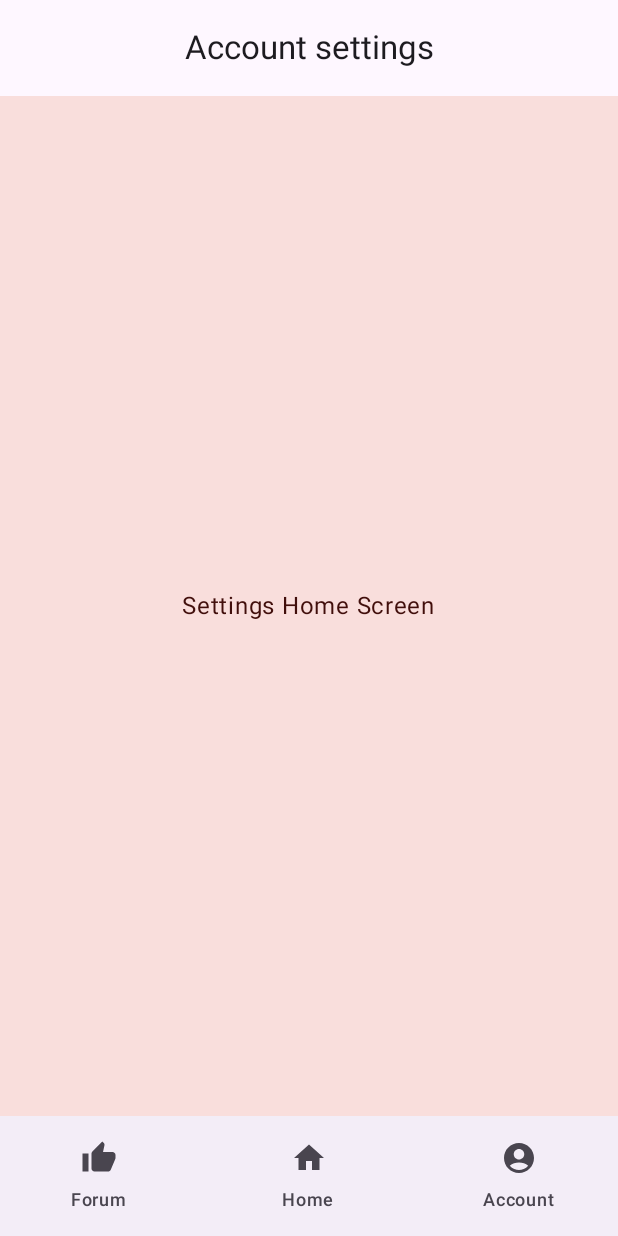
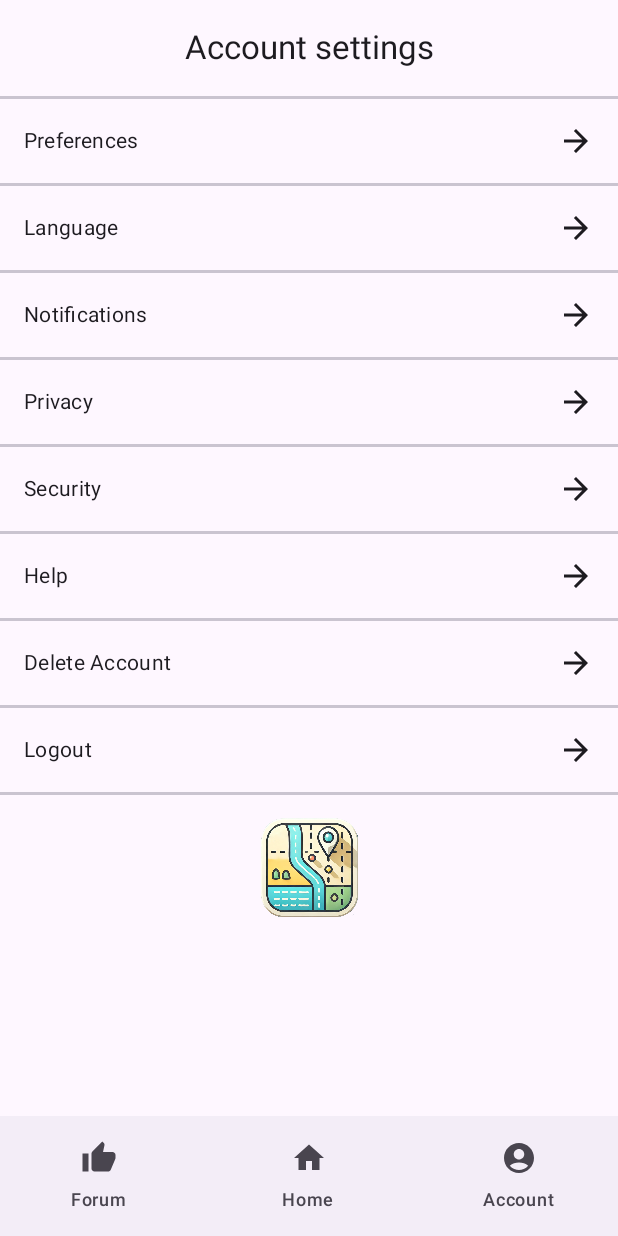
Before and after one commit to poziomk3/WanderWay, an Android app built with Jetpack Compose: the SettingsScreen screen opened through its navigation route, on a phone screen of 412 x 824 dp. Run offline under Robolectric (Android 15) with nearby library versions, the phone set to English and light mode, and no system bars; our stand-ins replace Dagger/Hilt's generated code.

Commit message:
add settings screen

```diff
--- a/app/src/main/java/com/pwr/wanderway/navigation/authorized/AuthorizedGraph.kt
+++ b/app/src/main/java/com/pwr/wanderway/navigation/authorized/AuthorizedGraph.kt
@@ -6,7 +6,7 @@ import androidx.navigation.compose.NavHost
 import com.pwr.wanderway.navigation.Destination
 import com.pwr.wanderway.navigation.extended.composable
 import com.pwr.wanderway.navigation.extended.navigateTo
-import com.pwr.wanderway.presentation.accountSettings.settingsHome.SettingsHomeScreen
+import com.pwr.wanderway.presentation.accountSettings.SettingsScreen
 import com.pwr.wanderway.presentation.forum.forumHome.ForumHome
 import com.pwr.wanderway.presentation.routeCore.buildYourRoute.BuildYourRouteScreen
 import com.pwr.wanderway.presentation.routeCore.home.HomeScreen
@@ -53,7 +53,7 @@ fun AuthorizedNavGraph(navController: NavHostController, moveToUnauthorized: ()
             ForumHome()
         }
         composable(Destination.ACCOUNT_SETTINGS_SCREEN) {
-            SettingsHomeScreen(
+            SettingsScreen(
                 preferencesNav = {
                     navController.navigateTo(Destination.PREFERENCES_SCREEN)
                 }
--- /dev/null
+++ b/app/src/main/java/com/pwr/wanderway/presentation/accountSettings/SettingsScreen.kt
@@ -0,0 +1,56 @@
+package com.pwr.wanderway.presentation.accountSettings
+
+import androidx.compose.foundation.layout.fillMaxSize
+import androidx.compose.foundation.lazy.LazyColumn
+import androidx.compose.foundation.lazy.items
+import androidx.compose.material3.HorizontalDivider
+import androidx.compose.runtime.Composable
+import androidx.compose.ui.Alignment
+import androidx.compose.ui.Modifier
+import androidx.compose.ui.res.stringResource
+import androidx.compose.ui.tooling.preview.Preview
+import androidx.compose.ui.unit.dp
+import com.pwr.wanderway.R
+import com.pwr.wanderway.data.model.RowSelectorConfig
+import com.pwr.wanderway.presentation.commons.MainIcon
+import com.pwr.wanderway.presentation.commons.RowSelector
+
+@Composable
+fun SettingsScreen(preferencesNav: () -> Unit) {
+
+    val options = listOf(
+        RowSelectorConfig(label = stringResource(R.string.settings_preferences), onClick = preferencesNav),
+        RowSelectorConfig(label = stringResource(R.string.settings_language), onClick = {}),
+        RowSelectorConfig(label = stringResource(R.string.settings_notifications), onClick = {}),
+        RowSelectorConfig(label = stringResource(R.string.settings_privacy), onClick = {}),
+        RowSelectorConfig(label = stringResource(R.string.settings_security), onClick = {}),
+        RowSelectorConfig(label = stringResource(R.string.settings_help), onClick = {}),
+        RowSelectorConfig(label = stringResource(R.string.settings_delete_account), onClick = {}),
+        RowSelectorConfig(label = stringResource(R.string.settings_logout), onClick = {})
+    )
+
+
+
+    LazyColumn(
+        modifier = Modifier.fillMaxSize(),
+        horizontalAlignment = Alignment.CenterHorizontally
+    ) {
+        item {
+            HorizontalDivider(thickness = 2.dp)
+        }
+        items(options) { item ->
+            RowSelector(
+                config = item
+            )
+            HorizontalDivider(thickness = 2.dp)
+        }
+
+        item { MainIcon(100) }
+    }
+}
+
+@Composable
+@Preview
+fun SettingsScreenPreview() {
+    SettingsScreen(preferencesNav = {})
+}
--- a/app/src/main/java/com/pwr/wanderway/presentation/accountSettings/settingsHome/SettingsHomeScreen.kt
+++ /dev/null
@@ -1,28 +0,0 @@
-package com.pwr.wanderway.presentation.accountSettings.settingsHome
-
-import androidx.compose.foundation.layout.Arrangement
-import androidx.compose.foundation.layout.Column
-import androidx.compose.foundation.layout.fillMaxSize
-import androidx.compose.material3.MaterialTheme
-import androidx.compose.material3.Surface
-import androidx.compose.material3.Text
-import androidx.compose.runtime.Composable
-import androidx.compose.ui.Alignment
-import androidx.compose.ui.Modifier
-
-@Composable
-fun SettingsHomeScreen(preferencesNav: () -> Unit) {
-    Surface(
-        color = MaterialTheme.colorScheme.errorContainer,
-        modifier = Modifier.fillMaxSize()
-
-    )
-    {
-        Column(
-            modifier = Modifier.fillMaxSize(), verticalArrangement = Arrangement.Center,
-            horizontalAlignment = Alignment.CenterHorizontally
-        ) {
-            Text("Settings Home Screen")
-        }
-    }
-}
--- a/app/src/main/java/com/pwr/wanderway/presentation/commons/MainIcon.kt
+++ b/app/src/main/java/com/pwr/wanderway/presentation/commons/MainIcon.kt
@@ -11,11 +11,11 @@ import com.pwr.wanderway.R
 import com.pwr.wanderway.ui.theme.AppTheme
 
 @Composable
-fun MainIcon() {
+fun MainIcon(size: Int = 50) {
     Image(
         painter = painterResource(id = R.drawable.icon),
         contentDescription = null,
-        modifier = Modifier.size(50.dp)
+        modifier = Modifier.size(size.dp)
     )
 }
 
--- a/app/src/main/java/com/pwr/wanderway/utils/mappers/TopBarTitle.kt
+++ b/app/src/main/java/com/pwr/wanderway/utils/mappers/TopBarTitle.kt
@@ -10,5 +10,6 @@ val topBarDisplayNames = mapOf(
     Destination.ACCOUNT_SETTINGS_SCREEN to R.string.top_bar_account_settings,
     Destination.PREFERENCES_SCREEN to R.string.top_bar_preferences,
     Destination.ROUTE_CHOICE_SCREEN to R.string.top_bar_route_choice,
-    Destination.ROUTE_DISPLAY_SCREEN to R.string.top_bar_route_display
+    Destination.ROUTE_DISPLAY_SCREEN to R.string.top_bar_route_display,
+    Destination.LOCATION_ADDITION_SCREEN to R.string.top_bar_add_location,
 )
--- a/app/src/main/res/values/strings.xml
+++ b/app/src/main/res/values/strings.xml
@@ -10,6 +10,7 @@
     <string name="top_bar_route_choice">We generated routes for you!</string>
     <string name="top_bar_route_display">Route in progress!</string>
     <string name="top_bar_default">Wander Way!</string>
+    <string name="top_bar_add_location">Choose location!</string>
 
     <!--    bottombars-->
     <string name="bottom_bar_home">Home</string>
@@ -59,6 +60,19 @@
     <string name="build_your_route_screen_starting_in">Starting in:</string>
     <string name="build_your_route_screen_finishing_in">Finishing in:</string>
     <string name="build_your_route_screen_attractions_not_seen_yet">Attractions not seen yet:</string>
+
+    <!--    forum screen-->
+
+
+    <!--    settings screen-->
+    <string name="settings_preferences">Preferences</string>
+    <string name="settings_language">Language</string>
+    <string name="settings_notifications">Notifications</string>
+    <string name="settings_privacy">Privacy</string>
+    <string name="settings_security">Security</string>
+    <string name="settings_help">Help</string>
+    <string name="settings_delete_account">Delete Account</string>
+    <string name="settings_logout">Logout</string>
 
 
     <!--preferences-->
@@ -121,4 +135,5 @@
     <string name="preference_option_educational">Educational</string>
     <!--keys-->
     <string name="key_google_api">GOOGLE_API_KEY</string>
+
 </resources>
```
